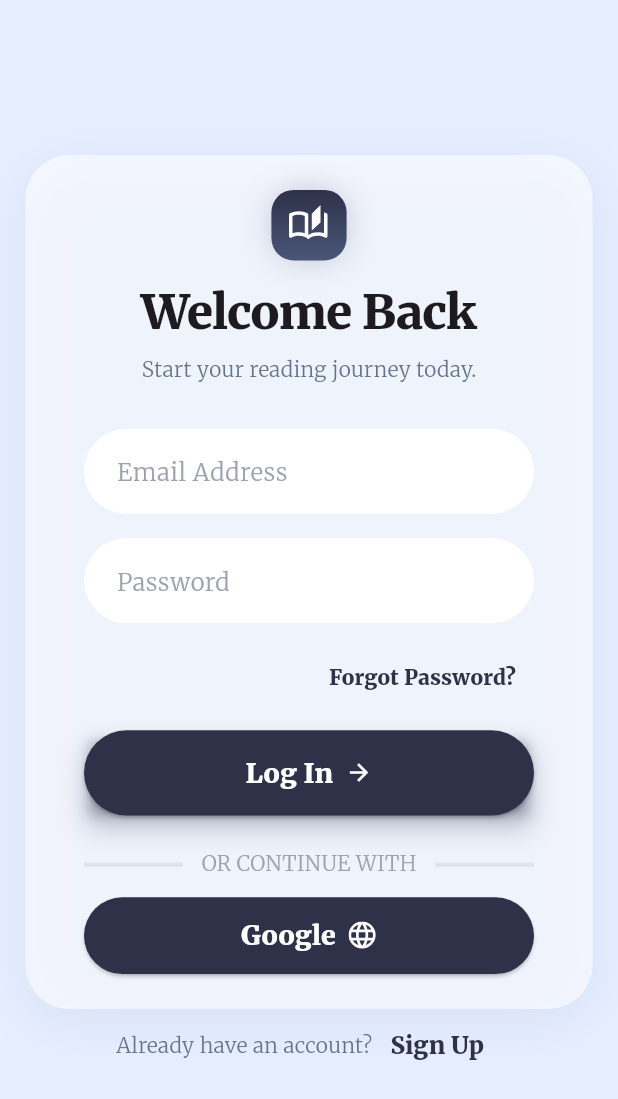
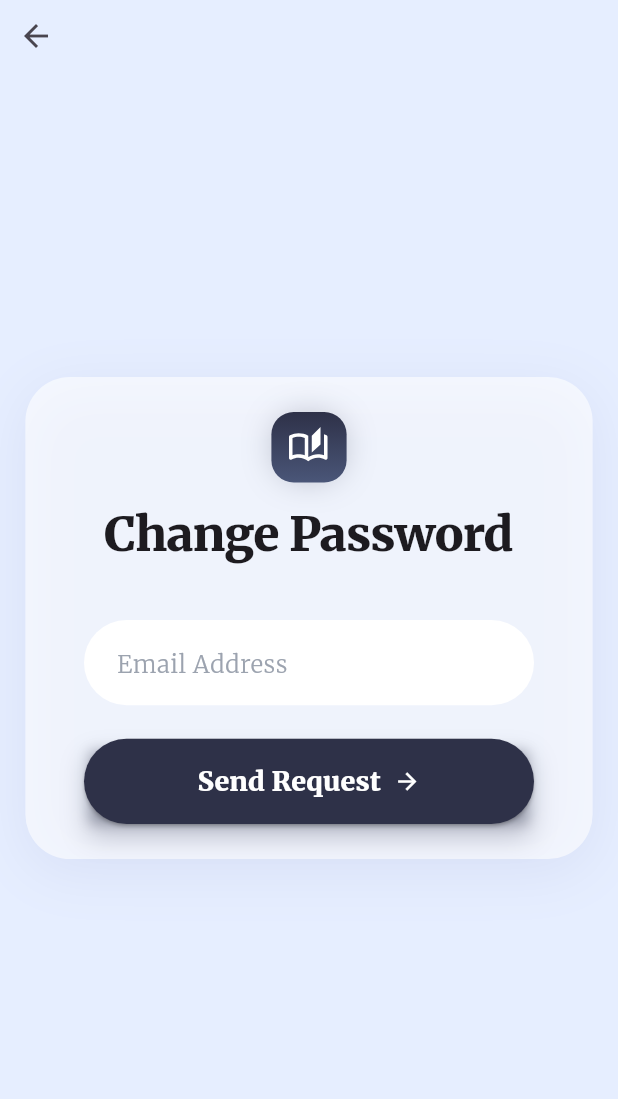
Before and after one commit to Mohamedismaell/Book_reading_flutter_app, a Flutter app: the screen it shows after launch, after a tap on "Forgot Password?", on a phone screen of 412 x 824 dp. Shown: the top 1099 px of the screen. Run offline on Flutter 3.47's test engine with Material 3 defaults, Android fonts, the phone set to English and light mode, and no system bars; our stand-ins replace bloc, dio, flutter_bloc, flutter_screenutil, flutter_svg, get_it and 2 more; missing offline and left inert: data_connection_checker_tv; accounts and stored records are empty.

Commit message:
Implement password reset and update functionality
Added password reset and update password flows to the authentication feature. Introduced new use cases, repository methods, and UI updates for requesting password reset and updating user passwords. Refactored related cubit, state, and presentation logic to support the new flows, and added a reusable arrow back widget for navigation.

```diff
--- a/src/lib/core/di/service_locator.dart
+++ b/src/lib/core/di/service_locator.dart
@@ -2,6 +2,7 @@ import 'package:bookreading/core/theme/cubit/theme_cubit.dart';
 import 'package:bookreading/features/auth/domain/usecases/login_email.dart';
 import 'package:bookreading/features/auth/domain/usecases/otp.dart';
 import 'package:bookreading/features/auth/domain/usecases/sign_up_email.dart';
+import 'package:bookreading/features/auth/domain/usecases/update_passwords.dart';
 import 'package:data_connection_checker_tv/data_connection_checker.dart';
 import 'package:dio/dio.dart';
 import 'package:get_it/get_it.dart';
@@ -56,6 +57,9 @@ Future<void> initServiceLocator() async {
   sl.registerLazySingleton(
     () => ForgetPassword(repository: sl<AuthRepository>()),
   );
+  sl.registerLazySingleton(
+    () => UpdatePassword(repository: sl<AuthRepository>()),
+  );
   sl.registerLazySingleton(() => Logout(repository: sl<AuthRepository>()));
 
   //! Cubits
@@ -66,6 +70,8 @@ Future<void> initServiceLocator() async {
       sl<Logout>(),
       sl<SignUpWithEmail>(),
       sl<LoginWithEmail>(),
+      sl<ForgetPassword>(),
+      sl<UpdatePassword>(),
     ),
   );
   sl.registerLazySingleton(() => ThemeCubit());
--- a/src/lib/core/params/params.dart
+++ b/src/lib/core/params/params.dart
@@ -15,12 +15,10 @@ class SignupParams {
     required this.email,
     required this.password,
   });
-
-  get fullName => null;
 }
 
 class ForgotPasswordParams {
-  final String? email;
+  final String email;
 
   ForgotPasswordParams({required this.email});
 }
--- a/src/lib/features/auth/domain/repositories/auth_repository.dart
+++ b/src/lib/features/auth/domain/repositories/auth_repository.dart
@@ -11,7 +11,9 @@ abstract class AuthRepository {
   Future<Result> signUpWithEmail({required SignupParams params});
   Future<Result> loginWithEmail({required LoginParams params});
   //*Password
-  Future<Result> forgotPassword({required ForgotPasswordParams params});
+  Future<Result> resetPassword({required ForgotPasswordParams params});
+  Future<Result> updatePassword({required String newPassword});
+
   //*OTP
   Future<Result> otp({required OTPParams params});
   //*logOut
--- a/src/lib/features/auth/domain/usecases/forget_password.dart
+++ b/src/lib/features/auth/domain/usecases/forget_password.dart
@@ -7,7 +7,7 @@ class ForgetPassword {
 
   ForgetPassword({required this.repository});
 
-  Future<Result> forgotPassword({required ForgotPasswordParams params}) async {
-    return await repository.forgotPassword(params: params);
+  Future<Result> resetPassword({required ForgotPasswordParams params}) async {
+    return await repository.resetPassword(params: params);
   }
 }
--- /dev/null
+++ b/src/lib/features/auth/domain/usecases/update_passwords.dart
@@ -0,0 +1,12 @@
+import '../../../../core/connections/result.dart';
+import '../repositories/auth_repository.dart';
+
+class UpdatePassword {
+  final AuthRepository repository;
+
+  UpdatePassword({required this.repository});
+
+  Future<Result> updatePassword({required String newPassword}) async {
+    return await repository.updatePassword(newPassword: newPassword);
+  }
+}
--- a/src/lib/features/auth/presentation/cubit/cubit/auth_cubit.dart
+++ b/src/lib/features/auth/presentation/cubit/cubit/auth_cubit.dart
@@ -1,20 +1,31 @@
 import 'package:bloc/bloc.dart';
+import 'package:bookreading/features/auth/domain/usecases/forget_password.dart';
 import 'package:bookreading/features/auth/domain/usecases/login_email.dart';
 import 'package:bookreading/features/auth/domain/usecases/logout.dart';
 import 'package:meta/meta.dart';
+import 'package:supabase_flutter/supabase_flutter.dart';
 import '../../../../../core/params/params.dart';
 import '../../../data/models/user_app.dart';
 import '../../../domain/usecases/login_google.dart';
 import '../../../domain/usecases/sign_up_email.dart';
+import '../../../domain/usecases/update_passwords.dart';
 part 'auth_state.dart';
 
 class AuthCubit extends Cubit<AuthState> {
   final LoginWithGoogle google;
   final SignUpWithEmail signUpEmail;
   final LoginWithEmail logInEmail;
+  final ForgetPassword resetPassword;
+  final UpdatePassword updatePassword;
   final Logout userLogout;
-  AuthCubit(this.google, this.userLogout, this.signUpEmail, this.logInEmail)
-    : super(AuthInitial());
+  AuthCubit(
+    this.google,
+    this.userLogout,
+    this.signUpEmail,
+    this.logInEmail,
+    this.resetPassword,
+    this.updatePassword,
+  ) : super(AuthInitial());
 
   Future<void> logInWithGoogle() async {
     emit(AuthLoading());
@@ -64,11 +75,47 @@ class AuthCubit extends Cubit<AuthState> {
     );
   }
 
+  Future<void> requestResetPassword({
+    required ForgotPasswordParams params,
+  }) async {
+    emit(AuthLoading());
+    final response = await resetPassword.resetPassword(params: params);
+    return response.when(
+      success: (user) {
+        emit(AuthRequestPassword(user: user));
+        print("****Request password success****");
+      },
+      failure: (error) {
+        emit(AuthError(message: error.errMessage));
+        print("****Request password error****");
+        print(error.errMessage);
+      },
+    );
+  }
+
+  Future<void> updateUserPassword({required String newPassword}) async {
+    emit(AuthLoading());
+    final response = await updatePassword.updatePassword(
+      newPassword: newPassword,
+    );
+    return response.when(
+      success: (_) {
+        emit(AuthInitial());
+        print("****Update password success****");
+      },
+      failure: (error) {
+        emit(AuthError(message: error.errMessage));
+        print("****Update password error****");
+        print(error.errMessage);
+      },
+    );
+  }
+
   Future<void> logout({required UserApp currentUser}) async {
     emit(AuthLoading());
     final response = await userLogout.logout(currentUser: currentUser);
     return response.when(
-      success: (user) {
+      success: (_) {
         emit(AuthInitial());
         print("****Logout success****");
       },
--- a/src/lib/features/auth/presentation/cubit/cubit/auth_state.dart
+++ b/src/lib/features/auth/presentation/cubit/cubit/auth_state.dart
@@ -12,9 +12,13 @@ final class AuthLoading extends AuthState {}
 //   AuthVerification({required this.user});
 // }
 
+final class AuthRequestPassword extends AuthState {
+  final UserApp user;
+  AuthRequestPassword({required this.user});
+}
+
 final class AuthSuccess extends AuthState {
   final UserApp user;
-
   AuthSuccess({required this.user});
 }
 
--- a/src/lib/features/auth/presentation/screens/foget_password.dart
+++ b/src/lib/features/auth/presentation/screens/foget_password.dart
@@ -1,58 +1,69 @@
-// import 'package:bookreading/core/theme/app_colors.dart';
-// import 'package:bookreading/features/auth/domain/usecases/forget_password.dart';
-// import 'package:bookreading/features/auth/presentation/cubit/cubit/auth_cubit.dart';
-// import 'package:bookreading/features/auth/presentation/screens/sign_up_page.dart';
-// import 'package:bookreading/features/auth/presentation/widget/auth_redirect_prompt.dart';
-// import 'package:flutter/material.dart';
-// import 'package:flutter_bloc/flutter_bloc.dart';
-// import 'package:flutter_screenutil/flutter_screenutil.dart';
+import 'package:bookreading/core/theme/app_colors.dart';
+import 'package:bookreading/features/auth/presentation/cubit/cubit/auth_cubit.dart';
+import 'package:bookreading/features/auth/presentation/widget/arrow_back.dart';
+import 'package:bookreading/features/auth/presentation/widget/auth_redirect_prompt.dart';
+import 'package:flutter/material.dart';
+import 'package:flutter_bloc/flutter_bloc.dart';
+import 'package:flutter_screenutil/flutter_screenutil.dart';
 
-// import '../../../../core/di/service_locator.dart';
-// import '../../domain/usecases/login_email.dart';
-// import '../../domain/usecases/login_google.dart';
-// import '../../domain/usecases/logout.dart';
-// import '../../domain/usecases/sign_up_email.dart';
-// import '../widget/forget_password_card.dart';
+import '../../../../core/di/service_locator.dart';
+import '../../domain/usecases/forget_password.dart';
+import '../../domain/usecases/login_email.dart';
+import '../../domain/usecases/login_google.dart';
+import '../../domain/usecases/logout.dart';
+import '../../domain/usecases/sign_up_email.dart';
+import '../../domain/usecases/update_passwords.dart';
+import '../widget/forget_password_card.dart';
 
-// class FogetPassword extends StatelessWidget {
-//   const FogetPassword({super.key});
+class FogetPasswordPage extends StatelessWidget {
+  const FogetPasswordPage({super.key});
 
-//   @override
-//   Widget build(BuildContext context) {
-//     return BlocProvider(
-//       create: (context) => AuthCubit(
-//         sl<LoginWithGoogle>(),
-//         sl<Logout>(),
-//         sl<SignUpWithEmail>(),
-//         sl<LoginWithEmail>(),
-//       ),
-//       child: Scaffold(
-//         body: Container(
-//           decoration: BoxDecoration(color: AppColors.backGround),
-//           child: Center(
-//             child: Column(
-//               mainAxisSize: MainAxisSize.min,
-//               children: [
-//                 Padding(
-//                   padding: EdgeInsets.symmetric(horizontal: 16.w),
-//                   child: ForgetPasswordCard(),
-//                 ),
-//                 AuthRedirectPrompt(
-//                   onPressed: () {
-//                     Navigator.push(
-//                       context,
-//                       MaterialPageRoute(
-//                         builder: (context) => const SignUpPage(),
-//                       ),
-//                     );
-//                   },
-//                   text: "Log In",
-//                 ),
-//               ],
-//             ),
-//           ),
-//         ),
-//       ),
-//     );
-//   }
-// }
+  @override
+  Widget build(BuildContext context) {
+    final media = MediaQuery.of(context);
+    final minHeight =
+        media.size.height - media.padding.top - media.padding.bottom;
+    return BlocProvider(
+      create: (context) => AuthCubit(
+        sl<LoginWithGoogle>(),
+        sl<Logout>(),
+        sl<SignUpWithEmail>(),
+        sl<LoginWithEmail>(),
+        sl<ForgetPassword>(),
+        sl<UpdatePassword>(),
+      ),
+      child: Scaffold(
+        body: Container(
+          decoration: BoxDecoration(color: AppColors.backGround),
+          child: Stack(
+            children: [
+              //! Arrow Back
+              Navigator.canPop(context)
+                  ? ArrowBack(onPressed: () => Navigator.pop(context))
+                  : const SizedBox(),
+              SafeArea(
+                child: SingleChildScrollView(
+                  child: ConstrainedBox(
+                    constraints: BoxConstraints(minHeight: minHeight),
+                    child: IntrinsicHeight(
+                      child: Column(
+                        mainAxisAlignment: MainAxisAlignment.center,
+                        children: [
+                          Padding(
+                            padding: EdgeInsets.symmetric(horizontal: 16.w),
+                            //here chanfe
+                            child: ForgetPasswordCard(),
+                          ),
+                        ],
+                      ),
+                    ),
+                  ),
+                ),
+              ),
+            ],
+          ),
+        ),
+      ),
+    );
+  }
+}
--- a/src/lib/features/auth/presentation/screens/login_page.dart
+++ b/src/lib/features/auth/presentation/screens/login_page.dart
@@ -1,4 +1,6 @@
 import 'package:bookreading/core/theme/app_colors.dart';
+import 'package:bookreading/features/auth/domain/usecases/forget_password.dart';
+import 'package:bookreading/features/auth/domain/usecases/update_passwords.dart';
 import 'package:bookreading/features/auth/presentation/cubit/cubit/auth_cubit.dart';
 import 'package:bookreading/features/auth/presentation/screens/sign_up_page.dart';
 import 'package:bookreading/features/auth/presentation/widget/auth_redirect_prompt.dart';
@@ -18,27 +20,26 @@ class LogInPage extends StatelessWidget {
 
   @override
   Widget build(BuildContext context) {
+    final media = MediaQuery.of(context);
+    final minHeight =
+        media.size.height - media.padding.top - media.padding.bottom;
+
     return BlocProvider(
       create: (context) => AuthCubit(
         sl<LoginWithGoogle>(),
         sl<Logout>(),
         sl<SignUpWithEmail>(),
         sl<LoginWithEmail>(),
+        sl<ForgetPassword>(),
+        sl<UpdatePassword>(),
       ),
       child: Scaffold(
-        // resizeToAvoidBottomInset: true,
         body: Container(
           decoration: BoxDecoration(color: AppColors.backGround),
           child: SafeArea(
             child: SingleChildScrollView(
-              physics: ClampingScrollPhysics(),
               child: ConstrainedBox(
-                constraints: BoxConstraints(
-                  minHeight:
-                      MediaQuery.of(context).size.height -
-                      MediaQuery.of(context).padding.top -
-                      MediaQuery.of(context).padding.bottom,
-                ),
+                constraints: BoxConstraints(minHeight: minHeight),
                 child: IntrinsicHeight(
                   child: Column(
                     mainAxisAlignment: MainAxisAlignment.center,
--- /dev/null
+++ b/src/lib/features/auth/presentation/widget/arrow_back.dart
@@ -0,0 +1,19 @@
+import 'package:flutter/material.dart';
+
+class ArrowBack extends StatelessWidget {
+  const ArrowBack({super.key, required this.onPressed});
+  final Function() onPressed;
+  @override
+  Widget build(BuildContext context) {
+    return Positioned(
+      top: 0,
+      left: 0,
+      child: SafeArea(
+        child: IconButton(
+          icon: const Icon(Icons.arrow_back),
+          onPressed: onPressed,
+        ),
+      ),
+    );
+  }
+}
--- a/src/lib/features/auth/presentation/widget/auth_input.dart
+++ b/src/lib/features/auth/presentation/widget/auth_input.dart
@@ -11,18 +11,27 @@ class AuthInput extends StatelessWidget {
     required this.hintText,
     required this.validationType,
     required this.onSaved,
+    this.controller,
+    this.validator,
   });
 
   final String hintText;
   final ValidationType validationType;
   final Function(String?) onSaved;
+  final TextEditingController? controller;
+  final String? Function(String?)? validator;
 
   @override
   Widget build(BuildContext context) {
     return TextFormField(
+      controller: controller,
       obscureText: validationType == ValidationType.password,
-      validator: (value) =>
-          FormValidators().getValidator(validationType, value),
+      validator: (value) {
+        if (validator != null) {
+          return validator!(value);
+        }
+        return FormValidators().getValidator(validationType, value);
+      },
       onSaved: (value) => onSaved(value),
       decoration: InputDecoration(
         filled: true,
--- a/src/lib/features/auth/presentation/widget/forget_password_card.dart
+++ b/src/lib/features/auth/presentation/widget/forget_password_card.dart
@@ -1,91 +1,114 @@
-// import 'package:bookreading/core/params/params.dart';
-// import 'package:bookreading/core/theme/app_colors.dart';
-// import 'package:bookreading/core/theme/app_shadows.dart';
-// import 'package:bookreading/core/theme/app_text_styles.dart';
-// import 'package:bookreading/features/auth/presentation/cubit/cubit/auth_cubit.dart';
-// import 'package:bookreading/features/auth/presentation/widget/action_auth_button.dart';
-// import 'package:bookreading/features/auth/presentation/widget/auth_input.dart';
-// import 'package:bookreading/features/auth/presentation/widget/banner.dart';
-// import 'package:bookreading/features/auth/presentation/widget/google_button.dart';
-// import 'package:bookreading/features/auth/presentation/widget/head_title.dart';
-// import 'package:bookreading/features/auth/presentation/widget/seperator_line.dart';
-// import 'package:bookreading/features/auth/presentation/widget/white_contianer.dart';
-// import 'package:flutter/material.dart';
-// import 'package:flutter_bloc/flutter_bloc.dart';
-// import 'package:flutter_screenutil/flutter_screenutil.dart';
-// import '../../../../core/enums/validation_type.dart';
+import 'package:bookreading/core/params/params.dart';
+import 'package:bookreading/features/auth/presentation/cubit/cubit/auth_cubit.dart';
+import 'package:bookreading/features/auth/presentation/widget/action_auth_button.dart';
+import 'package:bookreading/features/auth/presentation/widget/auth_input.dart';
+import 'package:bookreading/features/auth/presentation/widget/banner.dart';
+import 'package:bookreading/features/auth/presentation/widget/head_title.dart';
+import 'package:bookreading/features/auth/presentation/widget/white_contianer.dart';
+import 'package:flutter/material.dart';
+import 'package:flutter_bloc/flutter_bloc.dart';
+import 'package:flutter_screenutil/flutter_screenutil.dart';
+import '../../../../core/enums/validation_type.dart';
 
-// class ForgetPasswordCard extends StatelessWidget {
-//   const ForgetPasswordCard({super.key});
+class ForgetPasswordCard extends StatelessWidget {
+  const ForgetPasswordCard({super.key});
 
-//   @override
-//   Widget build(BuildContext context) {
-//     //! Main White Container
-//     return WhiteContianer(child: _Content());
-//   }
-// }
+  @override
+  Widget build(BuildContext context) {
+    //! Main White Container
+    return WhiteContianer(child: _Content());
+  }
+}
 
-// class _Content extends StatefulWidget {
-//   const _Content();
+class _Content extends StatefulWidget {
+  const _Content();
 
-//   @override
-//   State<_Content> createState() => _ContentState();
-// }
+  @override
+  State<_Content> createState() => _ContentState();
+}
 
-// class _ContentState extends State<_Content> {
-//   final _formKey = GlobalKey<FormState>();
+class _ContentState extends State<_Content> {
+  final _formKey = GlobalKey<FormState>();
+  final _newPasswordController = TextEditingController();
+  String _email = '';
+  String _newPassword = '';
+  String _confirmPassword = '';
 
-//   String _newPassword = '';
-//   String _confirmPassword = '';
+  @override
+  void dispose() {
+    _newPasswordController.dispose();
+    super.dispose();
+  }
 
-//   @override
-//   Widget build(BuildContext context) {
-//     return Column(
-//       children: [
-//         //! Logo
-//         Logo(),
-//         SizedBox(height: 16.h),
-//         //! Title
-//         HeadTitle(
-//           headText: 'Welcome Back',
-//           hashText: 'Start your reading journey today.',
-//         ),
-//         SizedBox(height: 32.h),
-//         //! Form
-//         Form(
-//           key: _formKey,
-//           child: Column(
-//             children: [
-//               AuthInput(
-//                 hintText: '_oldPassword',
-//                 validationType: ValidationType.email,
-//                 onSaved: (value) => _newPassword = value ?? '',
-//               ),
-//               SizedBox(height: 16),
-//               AuthInput(
-//                 hintText: 'Password',
-//                 validationType: ValidationType.password,
-//                 onSaved: (value) => _confirmPassword = value ?? '',
-//               ),
-//             ],
-//           ),
-//         ),
-
-//         SizedBox(height: 16.h),
-//         //! Action button
-//         ActionAuthButton(
-//           myText: "Log In",
-//           onPressed: () {
-//             if (_formKey.currentState!.validate()) {
-//               _formKey.currentState!.save();
-//               context.read<AuthCubit>().logInWithEmail(
-
-//               );
-//               _formKey.currentState!.reset();
-//             }
-//           },
-//         ),
-//       ],
-//     );
-//   }
-// }
+  @override
+  Widget build(BuildContext context) {
+    return Column(
+      children: [
+        //! Logo
+        Logo(),
+        SizedBox(height: 16.h),
+        //! Titel
+        HeadTitle(headText: 'Change Password', hashText: ''),
+        SizedBox(height: 10.h),
+        //! Form
+        BlocBuilder<AuthCubit, AuthState>(
+          builder: (context, state) {
+            return Form(
+              key: _formKey,
+              child: state is AuthRequestPassword
+                  //Todo fix the forget screen
+                  ? Column(
+                      children: [
+                        AuthInput(
+                          hintText: 'New Password',
+                          validationType: ValidationType.password,
+                          controller: _newPasswordController,
+                          onSaved: (value) => _newPassword = value ?? '',
+                        ),
+                        AuthInput(
+                          hintText: 'Confirm Password',
+                          validationType: ValidationType.password,
+                          validator: (value) =>
+                              value != _newPasswordController.text
+                              ? 'Passwords must match'
+                              : null,
+                          onSaved: (value) => _confirmPassword = value ?? '',
+                        ),
+                      ],
+                    )
+                  : AuthInput(
+                      hintText: 'Email Address',
+                      validationType: ValidationType.email,
+                      onSaved: (value) => _email = value ?? '',
+                    ),
+            );
+          },
+        ),
+        SizedBox(height: 4.h),
+        // BlocBuilder<AuthCubit, AuthState>(
+        //   builder: (context, state) {
+        //     return state is AuthError
+        //         ? NoteMessage(text: "This Email is already exists")
+        //         : state is AuthSuccess
+        //         ? NoteMessage(text: "Check your inbox to verify your Email")
+        //         : const SizedBox.shrink();
+        //   },
+        // ),
+        SizedBox(height: 20.h),
+        //! Action button
+        ActionAuthButton(
+          myText: "Send Request",
+          onPressed: () {
+            if (_formKey.currentState?.validate() ?? false) {
+              _formKey.currentState!.save();
+              context.read<AuthCubit>().requestResetPassword(
+                params: ForgotPasswordParams(email: _email),
+              );
+              _formKey.currentState!.reset();
+            }
+          },
+        ),
+      ],
+    );
+  }
+}
--- a/src/lib/features/auth/presentation/widget/head_title.dart
+++ b/src/lib/features/auth/presentation/widget/head_title.dart
@@ -11,6 +11,7 @@ class HeadTitle extends StatelessWidget {
   @override
   Widget build(BuildContext context) {
     return Column(
+      crossAxisAlignment: CrossAxisAlignment.center,
       children: [
         Text(headText, style: AppTextStyles.heading1.copyWith(fontSize: 32)),
         SizedBox(height: 8.h),
--- a/src/lib/features/auth/presentation/widget/login_card.dart
+++ b/src/lib/features/auth/presentation/widget/login_card.dart
@@ -14,6 +14,7 @@ import 'package:flutter/material.dart';
 import 'package:flutter_bloc/flutter_bloc.dart';
 import 'package:flutter_screenutil/flutter_screenutil.dart';
 import '../../../../core/enums/validation_type.dart';
+import '../screens/foget_password.dart';
 
 class LoginCard extends StatelessWidget {
   const LoginCard({super.key});
@@ -86,10 +87,16 @@ class _ContentState extends State<_Content> {
         Align(
           alignment: Alignment.centerRight,
           child: TextButton(
-            onPressed: () {
-              //TODO: Implement forgot password functionality
-              print("Forgot Password pressed");
-            },
+            onPressed: () => Navigator.push(
+              context,
+              MaterialPageRoute(
+                builder: (context) => const FogetPasswordPage(),
+              ),
+            ),
+
+            // context.read<AuthCubit>().requestResetPassword(
+            //   params: ForgotPasswordParams(email: _email),
+            // );
             child: Text(
               "Forgot Password?",
               style: AppTextStyles.buttonMedium.copyWith(
```
Also changed, not shown: src/lib/features/auth/data/datasources/auth_remote_data_source.dart (+34 -4 lines), src/lib/features/auth/data/repositories/auth_repository_impl.dart (+24 -10 lines), src/lib/features/auth/presentation/screens/sign_up_page.dart (+8 -12 lines), src/lib/features/auth/presentation/screens/test_screen.dart (+86 -82 lines).
